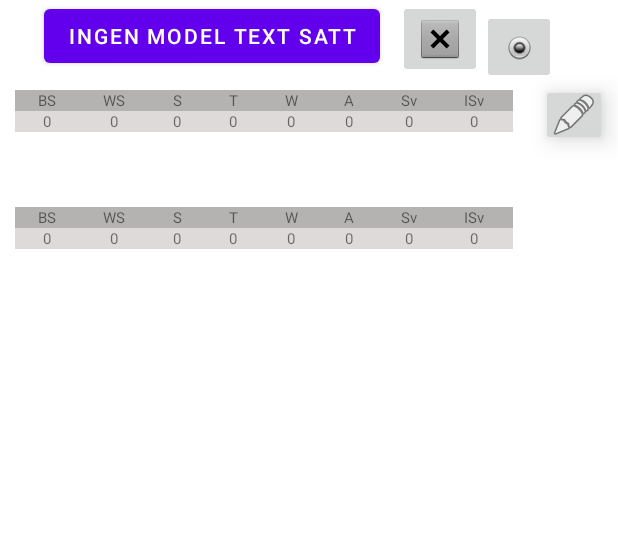
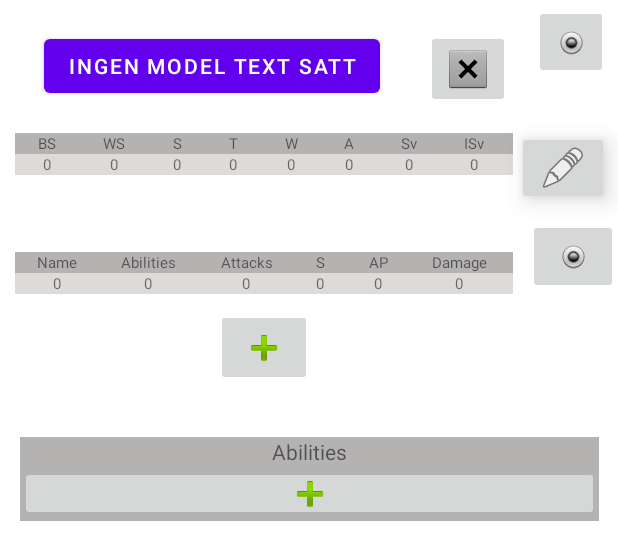
Before and after one commit to SverkerBerggren/Warhammer40kDiceCalculator, an Android app: the layout model_stats_prefab.xml on its own in the app's theme, with its tools: preview values and no code run, on a phone screen of 412 x 824 dp. Shown: the top 560 px of the screen. Run offline under Robolectric (Android 15) with nearby library versions, the phone set to English and light mode, and no system bars.

Commit message:
Fixat med model stats

```diff
--- a/app/src/main/java/com/example/warhammer40kdicecalculator/CompareActivity.java
+++ b/app/src/main/java/com/example/warhammer40kdicecalculator/CompareActivity.java
@@ -104,9 +104,12 @@ public class CompareActivity extends AppCompatActivity {
             verticalLayout = (ViewGroup) inflater.inflate(R.layout.unitviewprefab, ((ViewGroup)findViewById(R.id.VerticalLayout)));
 
 
+
+
             instaniateUnitButton(verticalLayout.getChildAt(i +1),matchup.friendlyArmy.units.get(i),i, FRIENDLY);
             //Log.d("grejer",""+viewToModify.getParent().toString());
 
+            CreateModel(verticalLayout.getChildAt(i +1),matchup.friendlyArmy.units.get(i),i,inflater);
 
 
         }
@@ -115,6 +118,14 @@ public class CompareActivity extends AppCompatActivity {
 
         Log.d("längd", ""+matchup.friendlyArmy.units.size());
 
+
+    }
+
+    private void CreateModel(View buttonToModify, Unit unit, int unitNumber , LayoutInflater inflater)
+    {
+        ConstraintLayout modelsLayout = (ConstraintLayout) buttonToModify.findViewById(R.id.ModelsSubLayout);
+
+        inflater.inflate(R.layout.model_stats_prefab,modelsLayout);
 
     }
 
--- a/app/src/main/res/layout/model_stats_prefab.xml
+++ b/app/src/main/res/layout/model_stats_prefab.xml
@@ -6,13 +6,67 @@
     android:layout_width="match_parent"
     android:layout_height="wrap_content">
 
+    <Button
+        android:id="@+id/inividualModelTopButton"
+        android:layout_width="wrap_content"
+        android:layout_height="wrap_content"
+        android:layout_marginTop="20dp"
+        android:onClick="DropDownClick"
+        android:text="ingen model text satt"
+        app:layout_constraintBottom_toBottomOf="parent"
+        app:layout_constraintEnd_toEndOf="parent"
+        app:layout_constraintHorizontal_bias="0.156"
+        app:layout_constraintStart_toStartOf="parent"
+        app:layout_constraintTop_toTopOf="parent"
+        app:layout_constraintVertical_bias="0.0" />
+
+    <TableLayout
+        android:id="@+id/AbilityLayout"
+        android:layout_width="386dp"
+        android:layout_height="56dp"
+        android:background="#B5B2B2"
+        android:stretchColumns="*"
+        app:layout_constraintBottom_toBottomOf="parent"
+        app:layout_constraintEnd_toEndOf="parent"
+        app:layout_constraintStart_toStartOf="parent"
+        app:layout_constraintTop_toBottomOf="@+id/AddWeaponButton"
+        app:layout_constraintVertical_bias="1.0">
+
+        <TableRow
+            android:layout_width="match_parent"
+            android:layout_height="match_parent"
+            android:background="#B5B2B2">
+
+            <TextView
+                android:id="@+id/ModelAbilities"
+                android:layout_width="wrap_content"
+                android:layout_height="wrap_content"
+                android:text="Abilities"
+                android:textAlignment="center" />
+
+        </TableRow>
+
+        <TableRow
+            android:layout_width="match_parent"
+            android:layout_height="match_parent">
+
+            <ImageButton
+                android:id="@+id/imageButton4"
+                android:layout_width="wrap_content"
+                android:layout_height="wrap_content"
+                app:srcCompat="@android:drawable/ic_input_add" />
+
+        </TableRow>
+
+    </TableLayout>
+
     <TableLayout
         android:id="@+id/WeaponsLayout"
         android:layout_width="match_parent"
         android:layout_height="match_parent"
         android:layout_marginStart="10dp"
-        android:layout_marginTop="50dp"
         android:layout_marginEnd="70dp"
+        android:layout_marginBottom="100dp"
         android:stretchColumns="*"
         app:layout_constraintBottom_toBottomOf="parent"
         app:layout_constraintEnd_toEndOf="parent"
@@ -29,20 +83,28 @@
                 android:id="@+id/Name"
                 android:layout_width="match_parent"
                 android:layout_height="wrap_content"
-                android:text="BS"
+                android:text="Name"
                 android:textAlignment="center"
                 android:textSize="10sp" />
 
             <TextView
-                android:id="@+id/Ability"
+                android:id="@+id/AbilitiesWeapon"
                 android:layout_width="wrap_content"
                 android:layout_height="wrap_content"
-                android:text="WS"
+                android:text="Abilities"
                 android:textAlignment="center"
                 android:textSize="10sp" />
 
             <TextView
-                android:id="@+id/textView11"
+                android:id="@+id/AttacksWeapon"
+                android:layout_width="wrap_content"
+                android:layout_height="wrap_content"
+                android:text="Attacks"
+                android:textAlignment="center"
+                android:textSize="10sp" />
+
+            <TextView
+                android:id="@+id/StrengthWeapon"
                 android:layout_width="wrap_content"
                 android:layout_height="wrap_content"
                 android:text="S"
@@ -50,42 +112,18 @@
                 android:textSize="10sp" />
 
             <TextView
-                android:id="@+id/textView13"
+                android:id="@+id/ApWeapon"
                 android:layout_width="wrap_content"
                 android:layout_height="wrap_content"
-                android:text="T"
+                android:text="AP"
                 android:textAlignment="center"
                 android:textSize="10sp" />
 
             <TextView
-                android:id="@+id/textView15"
+                android:id="@+id/DamageWeapon"
                 android:layout_width="wrap_content"
                 android:layout_height="wrap_content"
-                android:text="W"
-                android:textAlignment="center"
-                android:textSize="10sp" />
-
-            <TextView
-                android:id="@+id/textView17"
-                android:layout_width="wrap_content"
-                android:layout_height="wrap_content"
-                android:text="A"
-                android:textAlignment="center"
-                android:textSize="10sp" />
-
-            <TextView
-                android:id="@+id/textView19"
-                android:layout_width="wrap_content"
-                android:layout_height="wrap_content"
-                android:text="Sv"
-                android:textAlignment="center"
-                android:textSize="10sp" />
-
-            <TextView
-                android:id="@+id/textView27"
-                android:layout_width="wrap_content"
-                android:layout_height="wrap_content"
-                android:text="ISv"
+                android:text="Damage"
                 android:textAlignment="center"
                 android:textSize="10sp" />
 
@@ -97,7 +135,7 @@
             android:background="#DFDADA">
 
             <TextView
-                android:id="@+id/textView8"
+                android:id="@+id/WeaponName"
                 android:layout_width="wrap_content"
                 android:layout_height="wrap_content"
                 android:text="0"
@@ -105,7 +143,7 @@
                 android:textSize="10sp" />
 
             <TextView
-                android:id="@+id/textView21"
+                android:id="@+id/WeaponAbilities"
                 android:layout_width="wrap_content"
                 android:layout_height="wrap_content"
                 android:text="0"
@@ -113,7 +151,7 @@
                 android:textSize="10sp" />
 
             <TextView
-                android:id="@+id/textView22"
+                android:id="@+id/WeaponAttacks"
                 android:layout_width="wrap_content"
                 android:layout_height="wrap_content"
                 android:text="0"
@@ -121,7 +159,7 @@
                 android:textSize="10sp" />
 
             <TextView
-                android:id="@+id/textView23"
+                android:id="@+id/WeaponStrength"
                 android:layout_width="wrap_content"
                 android:layout_height="wrap_content"
                 android:text="0"
@@ -129,7 +167,7 @@
                 android:textSize="10sp" />
 
             <TextView
-                android:id="@+id/textView24"
+                android:id="@+id/WeaponAp"
                 android:layout_width="wrap_content"
                 android:layout_height="wrap_content"
                 android:text="0"
@@ -137,23 +175,7 @@
                 android:textSize="10sp" />
 
             <TextView
-                android:id="@+id/textView25"
-                android:layout_width="wrap_content"
-                android:layout_height="wrap_content"
-                android:text="0"
-                android:textAlignment="center"
-                android:textSize="10sp" />
-
-            <TextView
-                android:id="@+id/textView26"
-                android:layout_width="wrap_content"
-                android:layout_height="wrap_content"
-                android:text="0"
-                android:textAlignment="center"
-                android:textSize="10sp" />
-
-            <TextView
-                android:id="@+id/textView28"
+                android:id="@+id/WeaponDamage"
                 android:layout_width="wrap_content"
                 android:layout_height="wrap_content"
                 android:text="0"
@@ -169,10 +191,10 @@
         android:layout_width="match_parent"
         android:layout_height="match_parent"
         android:layout_marginStart="10dp"
-        android:layout_marginTop="100dp"
         android:layout_marginEnd="70dp"
+        android:layout_marginBottom="210dp"
         android:stretchColumns="*"
-        app:layout_constraintBottom_toTopOf="@+id/inividualModelTopButton"
+        app:layout_constraintBottom_toBottomOf="parent"
         app:layout_constraintEnd_toEndOf="parent"
         app:layout_constraintStart_toStartOf="parent"
         app:layout_constraintTop_toBottomOf="@+id/inividualModelTopButton">
@@ -324,28 +346,16 @@
 
     <ImageButton
         android:id="@+id/imageButton2"
-        android:layout_width="44dp"
-        android:layout_height="41dp"
+        android:layout_width="61dp"
+        android:layout_height="49dp"
         android:elevation="10dp"
-        app:layout_constraintBottom_toBottomOf="parent"
+        app:layout_constraintBottom_toBottomOf="@+id/layoutStatsen"
         app:layout_constraintEnd_toEndOf="parent"
-        app:layout_constraintHorizontal_bias="0.714"
+        app:layout_constraintHorizontal_bias="0.333"
         app:layout_constraintStart_toEndOf="@+id/layoutStatsen"
-        app:layout_constraintTop_toBottomOf="@+id/imageButton3"
-        app:layout_constraintVertical_bias="0.0"
+        app:layout_constraintTop_toTopOf="@+id/layoutStatsen"
+        app:layout_constraintVertical_bias="0.059"
         app:srcCompat="@android:drawable/ic_menu_edit" />
-
-    <Button
-        android:id="@+id/inividualModelTopButton"
-        android:layout_width="wrap_content"
-        android:layout_height="wrap_content"
-        android:text="ingen model text satt"
-        app:layout_constraintBottom_toBottomOf="parent"
-        app:layout_constraintEnd_toEndOf="parent"
-        app:layout_constraintHorizontal_bias="0.156"
-        app:layout_constraintStart_toStartOf="parent"
-        app:layout_constraintTop_toTopOf="parent"
-        app:layout_constraintVertical_bias="0.0" />
 
     <ImageButton
         android:id="@+id/imageButton3"
@@ -353,10 +363,22 @@
         android:layout_height="49dp"
         app:layout_constraintBottom_toBottomOf="parent"
         app:layout_constraintEnd_toEndOf="parent"
-        app:layout_constraintHorizontal_bias="0.0"
+        app:layout_constraintHorizontal_bias="0.717"
         app:layout_constraintStart_toEndOf="@+id/imageButton"
         app:layout_constraintTop_toTopOf="parent"
-        app:layout_constraintVertical_bias="0.057"
+        app:layout_constraintVertical_bias="0.012"
+        app:srcCompat="@android:drawable/radiobutton_on_background" />
+
+    <ImageButton
+        android:id="@+id/imageButton5"
+        android:layout_width="60dp"
+        android:layout_height="50dp"
+        app:layout_constraintBottom_toBottomOf="@+id/WeaponsLayout"
+        app:layout_constraintEnd_toEndOf="parent"
+        app:layout_constraintHorizontal_bias="1.0"
+        app:layout_constraintStart_toEndOf="@+id/WeaponsLayout"
+        app:layout_constraintTop_toTopOf="@+id/WeaponsLayout"
+        app:layout_constraintVertical_bias="1.0"
         app:srcCompat="@android:drawable/radiobutton_on_background" />
 
     <ImageButton
@@ -366,10 +388,31 @@
         android:contentDescription="@string/UNIT_MODIFIER"
         app:layout_constraintBottom_toBottomOf="parent"
         app:layout_constraintEnd_toEndOf="parent"
-        app:layout_constraintHorizontal_bias="0.119"
+        app:layout_constraintHorizontal_bias="0.3"
         app:layout_constraintStart_toEndOf="@+id/inividualModelTopButton"
         app:layout_constraintTop_toTopOf="@+id/inividualModelTopButton"
         app:layout_constraintVertical_bias="0.0"
         app:srcCompat="@android:drawable/btn_dialog" />
 
+    <ImageButton
+        android:id="@+id/AddWeaponButton"
+        android:layout_width="64dp"
+        android:layout_height="51dp"
+        android:layout_marginTop="10dp"
+        android:layout_marginEnd="65dp"
+        android:layout_marginBottom="90dp"
+        app:layout_constraintBottom_toBottomOf="parent"
+        app:layout_constraintEnd_toEndOf="parent"
+        app:layout_constraintHorizontal_bias="0.51"
+        app:layout_constraintStart_toStartOf="parent"
+        app:layout_constraintTop_toBottomOf="@+id/WeaponsLayout"
+        app:layout_constraintVertical_bias="1.0"
+        app:srcCompat="@android:drawable/ic_input_add" />
+
+    <androidx.constraintlayout.widget.ConstraintLayout
+        android:layout_width="match_parent"
+        android:layout_height="match_parent">
+
+    </androidx.constraintlayout.widget.ConstraintLayout>
+
 </androidx.constraintlayout.widget.ConstraintLayout>
--- a/app/src/main/res/layout/unitviewprefab.xml
+++ b/app/src/main/res/layout/unitviewprefab.xml
@@ -441,11 +441,10 @@
 
         <androidx.constraintlayout.widget.ConstraintLayout
             android:id="@+id/ModelsLayout"
-            android:layout_width="match_parent"
-            android:layout_height="match_parent"
+            android:layout_width="0dp"
+            android:layout_height="wrap_content"
             android:layout_marginTop="16dp"
             app:layout_constraintEnd_toEndOf="parent"
-            app:layout_constraintHorizontal_bias="0.0"
             app:layout_constraintStart_toStartOf="parent"
             app:layout_constraintTop_toBottomOf="@+id/DecreaseInvul">
 
@@ -453,6 +452,7 @@
                 android:id="@+id/modelsTopButton"
                 android:layout_width="wrap_content"
                 android:layout_height="wrap_content"
+                android:onClick="DropDownClick"
                 android:text="Models"
                 app:layout_constraintBottom_toBottomOf="parent"
                 app:layout_constraintEnd_toEndOf="parent"
@@ -460,6 +460,17 @@
                 app:layout_constraintStart_toStartOf="parent"
                 app:layout_constraintTop_toTopOf="parent"
                 app:layout_constraintVertical_bias="0.0" />
+
+            <androidx.constraintlayout.widget.ConstraintLayout
+                android:id="@+id/ModelsSubLayout"
+                android:layout_width="wrap_content"
+                android:layout_height="wrap_content"
+                app:layout_constraintBottom_toBottomOf="parent"
+                app:layout_constraintEnd_toEndOf="parent"
+                app:layout_constraintHorizontal_bias="0.0"
+                app:layout_constraintStart_toStartOf="parent"
+                app:layout_constraintTop_toBottomOf="@+id/modelsTopButton"
+                app:layout_constraintVertical_bias="1.0" />
 
         </androidx.constraintlayout.widget.ConstraintLayout>
 
```
